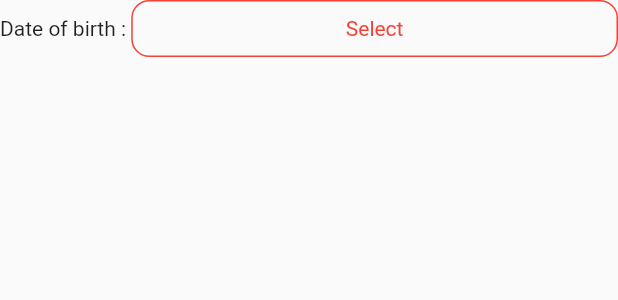
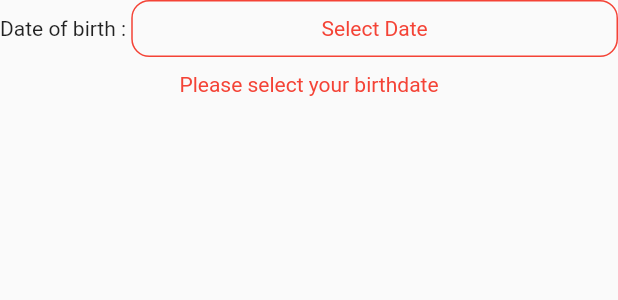
Before and after one commit to TawanSanitpunth/Member-Club, a Flutter app: the BirthDatePicker widget shown alone on an empty page, opened directly with empty values, on a phone screen of 412 x 824 dp. Shown: the top 300 px of the screen. Run offline on Flutter 3.47's test engine with Material 2 defaults, Android fonts, the phone set to English and light mode, and no system bars; our stand-ins replace get.

Commit message:
club member

```diff
--- a/lib/view/components/birth_date_picker.dart
+++ b/lib/view/components/birth_date_picker.dart
@@ -1,3 +1,5 @@
+import 'dart:developer';
+
 import 'package:club_member/controller/member_form_controller.dart';
 import 'package:flutter/material.dart';
 import 'package:flutter/src/foundation/key.dart';
@@ -8,9 +10,11 @@ import 'package:intl/intl.dart';
 import '../../model/member_model.dart';
 
 class BirthDatePicker extends StatefulWidget {
-  const BirthDatePicker({Key? key, required this.memberModel})
+  BirthDatePicker(
+      {Key? key, required this.memberModel, required this.birthDateValidate})
       : super(key: key);
   final MemberModel memberModel;
+  late bool birthDateValidate;
 
   @override
   State<BirthDatePicker> createState() => _BirthDatePickerState();
@@ -49,79 +53,65 @@ class _BirthDatePickerState extends State<BirthDatePicker> {
                     if (age > 0) {
                       widget.memberModel.birthDate = birthDay;
                       memberFormController.age.value = age;
+                      widget.birthDateValidate = true;
                       memberFormController.isValidateDate.value = true;
                     } else {
+                      widget.birthDateValidate = false;
+                      widget.memberModel.birthDate = null;
                       memberFormController.isValidateDate.value = false;
+                      log(widget.memberModel.birthDate ?? "");
                     }
                   });
                 },
-                    child: memberFormController.isValidateDate.value
-                        ? birthDay == "Select Date" || age > 0
+                child: widget.birthDateValidate
+                    ? birthDay == "Select Date"
                         ? Container(
                             padding: const EdgeInsets.all(10),
                             decoration: BoxDecoration(
-                                  border:
-                                      Border.all(color: Colors.black, width: 1),
+                              border: Border.all(color: Colors.black, width: 1),
                               borderRadius: BorderRadius.circular(12),
                             ),
                             child: Center(
                               child: Text(
                                 birthDay,
-                                    style:
-                                        const TextStyle(color: Colors.black54),
+                                style: const TextStyle(color: Colors.black54),
                               ),
                             ),
                           )
                         : Container(
                             padding: const EdgeInsets.all(10),
                             decoration: BoxDecoration(
-                                  border:
-                                      Border.all(color: Colors.red, width: 1),
+                              border: Border.all(color: Colors.black, width: 1),
                               borderRadius: BorderRadius.circular(12),
                             ),
                             child: Center(
                               child: Text(
                                 birthDay,
-                                    style:
-                                        const TextStyle(color: Colors.black54),
-                                  ),
-                                ),
-                              )
-                        : age > 0
-                            ? Container(
-                                padding: const EdgeInsets.all(10),
-                                decoration: BoxDecoration(
-                                  border:
-                                      Border.all(color: Colors.black, width: 1),
-                                  borderRadius: BorderRadius.circular(12),
-                                ),
-                                child: Center(
-                                  child: Text(
-                                    "Select",
-                                    style: const TextStyle(color: Colors.black),
+                                style: const TextStyle(color: Colors.black54),
                               ),
                             ),
                           )
                     : Container(
                         padding: const EdgeInsets.all(10),
                         decoration: BoxDecoration(
-                                  border:
-                                      Border.all(color: Colors.red, width: 1),
+                          border: Border.all(color: Colors.red, width: 1),
                           borderRadius: BorderRadius.circular(12),
                         ),
                         child: Center(
                           child: Text(
-                                    "Select",
+                            birthDay,
                             style: const TextStyle(color: Colors.red),
                           ),
                         ),
-                              )))
+                      ),
+              ),
+            )
           ],
         ),
         SizedBox(
           height: 10,
         ),
-        memberFormController.isValidateDate.value
+        widget.birthDateValidate
             ? birthDay == "Select Date"
                 ? Container()
                 : Row(
@@ -133,8 +123,13 @@ class _BirthDatePickerState extends State<BirthDatePicker> {
                       Text('$age years old'),
                     ],
                   )
-            : birthDay == "Select Date"
-                ? Container()
+            : birthDay == 'Select Date'
+                ? const Center(
+                    child: Text(
+                      'Please select your birthdate',
+                      style: TextStyle(color: Colors.red),
+                    ),
+                  )
                 : const Center(
                     child: Text(
                       'Your birth date incorrect',
--- a/lib/view/components/city_textField.dart
+++ b/lib/view/components/city_textField.dart
@@ -15,7 +15,7 @@ class CityTextField extends StatelessWidget {
   @override
   Widget build(BuildContext context) {
     return Container(
-       margin: const EdgeInsets.only(top: 10),
+      margin: const EdgeInsets.only(top: 10),
       child: TextFormField(
         onSaved: (text) {
           widget.memberModel.city = text;
--- a/lib/view/components/country_textField.dart
+++ b/lib/view/components/country_textField.dart
@@ -15,7 +15,7 @@ class CountryTextField extends StatelessWidget {
   @override
   Widget build(BuildContext context) {
     return Container(
-       margin: const EdgeInsets.only(top: 10),
+      margin: const EdgeInsets.only(top: 10),
       child: TextFormField(
         onSaved: (text) {
           widget.memberModel.country = text;
--- a/lib/view/components/faceBook_textField.dart
+++ b/lib/view/components/faceBook_textField.dart
@@ -15,7 +15,7 @@ class FaceBookTextField extends StatelessWidget {
   @override
   Widget build(BuildContext context) {
     return Container(
-       margin: const EdgeInsets.only(top: 10),
+      margin: const EdgeInsets.only(top: 10),
       child: TextFormField(
         onSaved: (text) {
           widget.memberModel.fbProfile = text;
--- a/lib/view/components/first_name_textField.dart
+++ b/lib/view/components/first_name_textField.dart
@@ -5,10 +5,7 @@ import 'package:flutter/material.dart';
 import '../member_form.dart';
 
 class FirstNameTextField extends StatelessWidget {
-  const FirstNameTextField({
-    Key? key,
-    required this.widget,
-  }) : super(key: key);
+  const FirstNameTextField({Key? key, required this.widget}) : super(key: key);
 
   final MemberForm widget;
 
--- a/lib/view/components/phone_textField.dart
+++ b/lib/view/components/phone_textField.dart
@@ -1,7 +1,6 @@
 // ignore_for_file: file_names
 
 import 'package:flutter/material.dart';
-
 import '../member_form.dart';
 
 class PhoneTextField extends StatelessWidget {
--- a/lib/view/components/province_textField.dart
+++ b/lib/view/components/province_textField.dart
@@ -15,7 +15,7 @@ class ProvinceTextField extends StatelessWidget {
   @override
   Widget build(BuildContext context) {
     return Container(
-       margin: const EdgeInsets.only(top: 10),
+      margin: const EdgeInsets.only(top: 10),
       child: TextFormField(
         onSaved: (text) {
           widget.memberModel.province = text;
--- a/lib/view/components/zip_code_textField.dart
+++ b/lib/view/components/zip_code_textField.dart
@@ -15,7 +15,7 @@ class ZipCodeTextField extends StatelessWidget {
   @override
   Widget build(BuildContext context) {
     return Container(
-       margin: const EdgeInsets.only(top: 10),
+      margin: const EdgeInsets.only(top: 10),
       child: TextFormField(
         onSaved: (text) {
           widget.memberModel.zipCode = text;
--- a/lib/view/home_page.dart
+++ b/lib/view/home_page.dart
@@ -4,6 +4,7 @@ import 'package:club_member/controller/member_form_controller.dart';
 import 'package:club_member/view/club_member_form.dart';
 import 'package:flutter/material.dart';
 import 'package:get/get.dart';
+import 'package:intl/intl.dart';
 
 class MyHomePage extends StatefulWidget {
   const MyHomePage({Key? key}) : super(key: key);
@@ -92,6 +93,8 @@ class _MyHomePageState extends State<MyHomePage> {
                                 Text('First name: ${clubList?.firstName}'),
                                 Text('Last name: ${clubList?.lastName}'),
                                 Text('Phone: ${clubList?.phoneNumber}'),
+                                // Text(
+                                //     'Phone ${NumberFormat("###-#######").format(clubList?.phoneNumber)}'),
                                 Text('Web Url: ${clubList?.webUrl ?? "-"}'),
                                 Text(
                                     'Facebook profile Url: ${clubList?.fbProfile ?? "-"}'),
@@ -123,6 +126,7 @@ class _MyHomePageState extends State<MyHomePage> {
       floatingActionButton: FloatingActionButton(
         onPressed: () {
           memberFormController.memberForm.clear();
+          memberFormController.memberList.clear();
           Get.to(const ClubMemberForm());
         },
         tooltip: 'Increment',
```
Also changed, not shown: lib/controller/member_form_controller.dart (+29 -0 lines), lib/view/club_member_form.dart (+66 -39 lines), lib/view/components/gender_radio.dart (+11 -22 lines), lib/view/member_form.dart (+83 -17 lines), lib/view/components/address_textField.dart (line endings or trailing spaces), lib/view/components/last_name_textField.dart (line endings or trailing spaces). Lines whose indentation alone changed are shown as unchanged.
